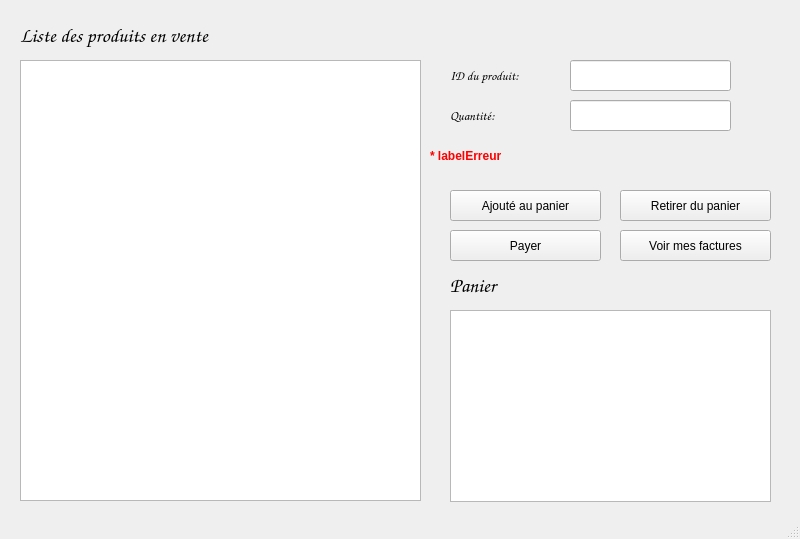
Above: INTERFACEGRAPHIQUE/UI/MainPage.ui from SCP-8530/Magasin-Cartage before the change. Below: the same form after it.
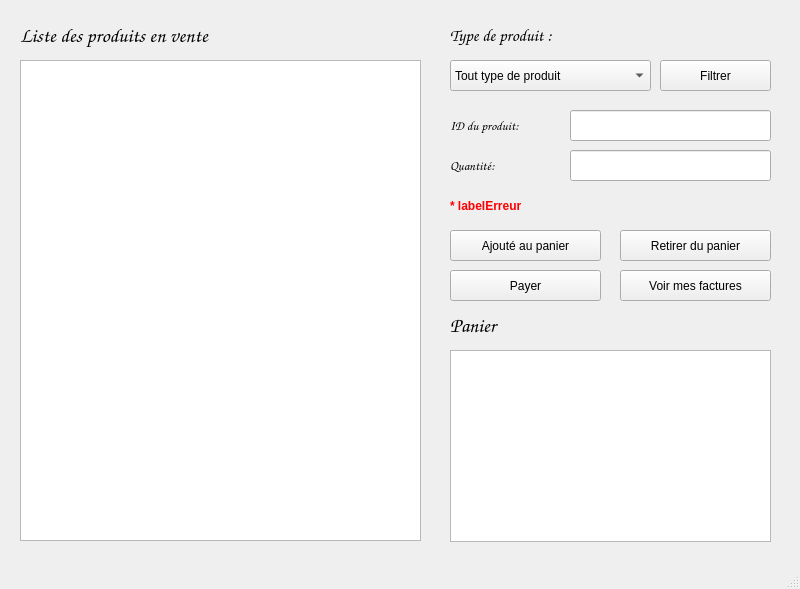
That is the form after the change.

Diff of the .ui file:
```diff
--- a/INTERFACEGRAPHIQUE/UI/MainPage.ui
+++ b/INTERFACEGRAPHIQUE/UI/MainPage.ui
@@ -7,7 +7,7 @@
     <x>0</x>
     <y>0</y>
     <width>800</width>
-    <height>539</height>
+    <height>589</height>
    </rect>
   </property>
   <property name="windowTitle">
@@ -20,7 +20,7 @@
       <x>20</x>
       <y>60</y>
       <width>401</width>
-      <height>441</height>
+      <height>481</height>
      </rect>
     </property>
    </widget>
@@ -47,7 +47,7 @@
     <property name="geometry">
      <rect>
       <x>450</x>
-      <y>190</y>
+      <y>230</y>
       <width>151</width>
       <height>31</height>
      </rect>
@@ -60,8 +60,8 @@
     <property name="geometry">
      <rect>
       <x>570</x>
-      <y>60</y>
-      <width>161</width>
+      <y>110</y>
+      <width>201</width>
       <height>31</height>
      </rect>
     </property>
@@ -70,8 +70,8 @@
     <property name="geometry">
      <rect>
       <x>570</x>
-      <y>100</y>
-      <width>161</width>
+      <y>150</y>
+      <width>201</width>
       <height>31</height>
      </rect>
     </property>
@@ -80,7 +80,7 @@
     <property name="geometry">
      <rect>
       <x>450</x>
-      <y>60</y>
+      <y>110</y>
       <width>121</width>
       <height>31</height>
      </rect>
@@ -99,7 +99,7 @@
     <property name="geometry">
      <rect>
       <x>450</x>
-      <y>100</y>
+      <y>150</y>
       <width>121</width>
       <height>31</height>
      </rect>
@@ -118,7 +118,7 @@
     <property name="geometry">
      <rect>
       <x>450</x>
-      <y>310</y>
+      <y>350</y>
       <width>321</width>
       <height>192</height>
      </rect>
@@ -128,7 +128,7 @@
     <property name="geometry">
      <rect>
       <x>450</x>
-      <y>270</y>
+      <y>310</y>
       <width>321</width>
       <height>31</height>
      </rect>
@@ -146,8 +146,8 @@
    <widget class="QLabel" name="labelErreur">
     <property name="geometry">
      <rect>
-      <x>430</x>
-      <y>140</y>
+      <x>450</x>
+      <y>190</y>
       <width>321</width>
       <height>31</height>
      </rect>
@@ -170,7 +170,7 @@
     <property name="geometry">
      <rect>
       <x>620</x>
-      <y>190</y>
+      <y>230</y>
       <width>151</width>
       <height>31</height>
      </rect>
@@ -183,7 +183,7 @@
     <property name="geometry">
      <rect>
       <x>450</x>
-      <y>230</y>
+      <y>270</y>
       <width>151</width>
       <height>31</height>
      </rect>
@@ -196,7 +196,7 @@
     <property name="geometry">
      <rect>
       <x>620</x>
-      <y>230</y>
+      <y>270</y>
       <width>151</width>
       <height>31</height>
      </rect>
@@ -205,6 +205,84 @@
      <string>Voir mes factures</string>
     </property>
    </widget>
+   <widget class="QLabel" name="labelFiltre">
+    <property name="geometry">
+     <rect>
+      <x>450</x>
+      <y>20</y>
+      <width>181</width>
+      <height>31</height>
+     </rect>
+    </property>
+    <property name="font">
+     <font>
+      <family>Comic Sans MS</family>
+      <pointsize>13</pointsize>
+     </font>
+    </property>
+    <property name="text">
+     <string>Type de produit :</string>
+    </property>
+   </widget>
+   <widget class="QComboBox" name="comboBoxFiltre">
+    <property name="geometry">
+     <rect>
+      <x>450</x>
+      <y>60</y>
+      <width>201</width>
+      <height>31</height>
+     </rect>
+    </property>
+    <item>
+     <property name="text">
+      <string>Tout type de produit</string>
+     </property>
+    </item>
+    <item>
+     <property name="text">
+      <string>Potion</string>
+     </property>
+    </item>
+    <item>
+     <property name="text">
+      <string>Sortillege</string>
+     </property>
+    </item>
+    <item>
+     <property name="text">
+      <string>Pierre Magique</string>
+     </property>
+    </item>
+   </widget>
+   <widget class="QPushButton" name="buttonFiltre">
+    <property name="geometry">
+     <rect>
+      <x>660</x>
+      <y>60</y>
+      <width>111</width>
+      <height>31</height>
+     </rect>
+    </property>
+    <property name="text">
+     <string>Filtrer</string>
+    </property>
+   </widget>
+   <zorder>labelQuantite</zorder>
+   <zorder>textBrowserInventaire</zorder>
+   <zorder>labelTitre</zorder>
+   <zorder>buttonAjouter</zorder>
+   <zorder>lineEditID</zorder>
+   <zorder>lineEditQuantite</zorder>
+   <zorder>labelID</zorder>
+   <zorder>textBrowserPanier</zorder>
+   <zorder>labelPanier</zorder>
+   <zorder>labelErreur</zorder>
+   <zorder>buttonRetirer</zorder>
+   <zorder>buttonPayer</zorder>
+   <zorder>buttonFacture</zorder>
+   <zorder>labelFiltre</zorder>
+   <zorder>comboBoxFiltre</zorder>
+   <zorder>buttonFiltre</zorder>
   </widget>
   <widget class="QStatusBar" name="statusbar"/>
  </widget>
```
